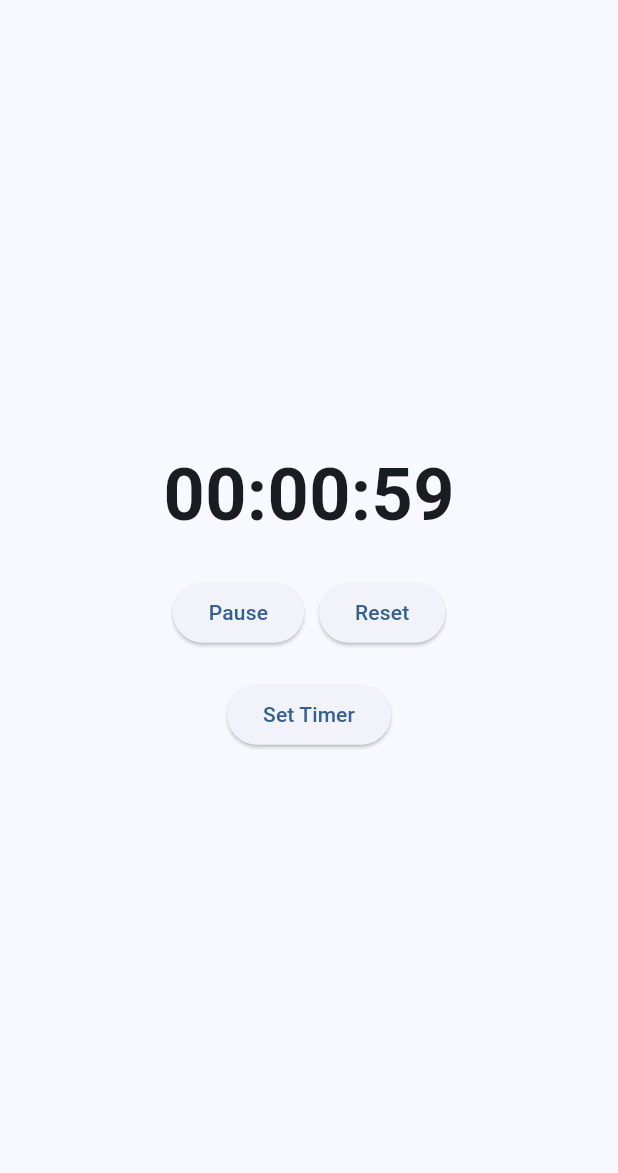
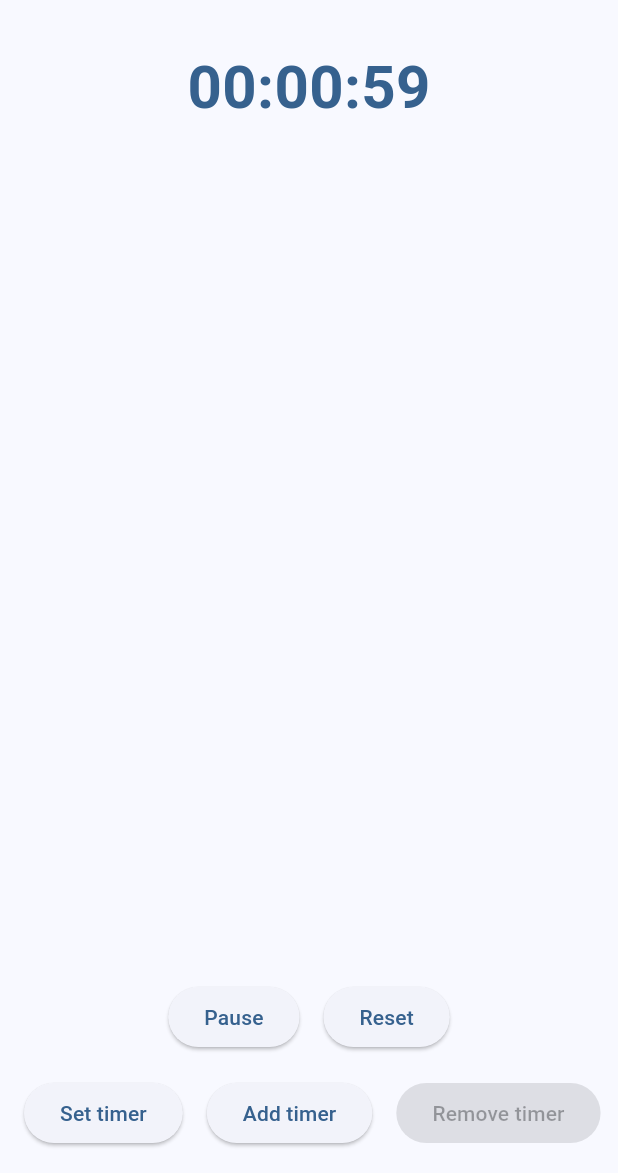
Before and after one commit to iusildra/sports_toolbox, a Flutter app: the TimerPage screen opened directly, after a tap on "Start", on a phone screen of 412 x 824 dp, the part 63-1236 px from its top. Run offline on Flutter 3.47's test engine with Material 3 defaults, Android fonts, the phone set to English and light mode, and no system bars.

Commit message:
chore: added tests, deduplicated timer inputs + added multiple timers

```diff
--- a/lib/app/counter/points_counter.dart
+++ b/lib/app/counter/points_counter.dart
@@ -109,10 +109,13 @@ class _PointsCounterState extends State<PointsCounterPage> {
                       () => showDialog(
                         context: context,
                         builder:
-                            (context) => CustomDialogs.confirmReset(
+                            (context) => CustomDialogs.confirmAction(
                               context,
                               const Key("confirm-reset"),
                               resetScores,
+                              title: 'Please confirm reset',
+                              content: 'Are you sure you want to reset?',
+                              action: 'Reset',
                             ),
                       ),
                   icon: const Icon(Icons.refresh),
--- a/lib/app/time/timer.dart
+++ b/lib/app/time/timer.dart
@@ -13,9 +13,12 @@ class TimerPage extends StatefulWidget {
 class _TimerPageState extends State<TimerPage> {
   static const defaultDuration = Duration(minutes: 1);
   static const _oneSecond = Duration(seconds: 1);
-  Duration _wantedDuration = defaultDuration;
+
+  Timer? _timer;
+
+  int _currentDuration = 0;
   Duration _remainingTime = defaultDuration;
-  Timer? _timer;
+  List<Duration> durations = List.filled(1, defaultDuration, growable: true);
 
   bool _isRunning() => _timer?.isActive ?? false;
 
@@ -25,74 +28,140 @@ class _TimerPageState extends State<TimerPage> {
     super.dispose();
   }
 
-  void _startPauseTimer() => setState(
-    () =>
-        _isRunning()
-            ? _timer?.cancel()
-            : _timer = Timer.periodic(const Duration(seconds: 1), (timer) {
-              setState(
-                () =>
-                    _remainingTime.inSeconds > 0
-                        ? _remainingTime -= _oneSecond
-                        : _resetTimer(),
-              );
-            }),
-  );
-
-  void _resetTimer() => setState(() {
-    _timer?.cancel();
-    _remainingTime = _wantedDuration;
+  Timer oneSecond() => Timer.periodic(const Duration(seconds: 1), (timer) {
+    setState(() {
+      if (_remainingTime.inSeconds > 0) {
+        _remainingTime -= _oneSecond;
+      } else {
+        _currentDuration = (_currentDuration + 1) % durations.length;
+        _remainingTime = durations[_currentDuration] - Duration(seconds: 1);
+      }
+    });
   });
 
+  void _startPauseTimer() =>
+      setState(() => _isRunning() ? _timer?.cancel() : _timer = oneSecond());
+
+  void _resetTimer() {
+    _timer?.cancel();
+    _remainingTime = durations[_currentDuration];
+  }
+
   void _setDuration(Duration newDuration) => setState(() {
-    _wantedDuration = newDuration;
+    durations[_currentDuration] = newDuration;
     _remainingTime = newDuration;
   });
+
+  void _addDuration(Duration duration) =>
+      setState(() => durations.insert(_currentDuration + 1, duration));
+
+  void _removeDuration() {
+    setState(() {
+      durations.removeAt(_currentDuration);
+      _currentDuration = _currentDuration % durations.length;
+      _remainingTime = durations[_currentDuration];
+    });
+  }
+
+  Color _colorForDuration(BuildContext context, int index) =>
+      index == _currentDuration
+          ? Theme.of(context).colorScheme.primary
+          : Theme.of(context).colorScheme.inversePrimary;
 
   @override
   Widget build(BuildContext context) {
     return Scaffold(
       appBar: AppBar(title: const Text('Timer')),
-      body: Center(
+      body: Padding(
+        padding: const EdgeInsets.all(16.0),
         child: Column(
           mainAxisAlignment: MainAxisAlignment.center,
+          spacing: 16,
           children: [
-            Text(
-              DateTimeUtils.formattedStandardTime(_remainingTime),
-              style: const TextStyle(fontSize: 48, fontWeight: FontWeight.bold),
+            Expanded(
+              child: Wrap(
+                key: Key("timers"),
+                direction: Axis.horizontal,
+                spacing: 32,
+                alignment: WrapAlignment.center,
+                children: List.generate(durations.length, (index) {
+                  final duration = durations[index];
+                  final displayedDuration =
+                      index == _currentDuration ? _remainingTime : duration;
+                  return GestureDetector(
+                    onTap:
+                        () => setState(() {
+                          _currentDuration = index;
+                          _remainingTime = duration;
+                        }),
+                    child: Text(
+                      DateTimeUtils.formattedStandardTime(displayedDuration),
+                      style: TextStyle(
+                        color: _colorForDuration(context, index),
+                        fontSize: 40,
+                        fontWeight: FontWeight.bold,
                       ),
-            const SizedBox(height: 20),
+                    ),
+                  );
+                }),
+              ),
+            ),
+            ...timerActions(),
+          ],
+        ),
+      ),
+    );
+  }
+
+  List<Row> timerActions() => [
     Row(
       mainAxisAlignment: MainAxisAlignment.center,
+      spacing: 16,
       children: [
         ElevatedButton(
           onPressed: _startPauseTimer,
           child: Text(_isRunning() ? 'Pause' : 'Start'),
         ),
-                const SizedBox(width: 10),
         ElevatedButton(
-                  onPressed: _resetTimer,
+          onPressed: () => setState(() => _resetTimer()),
           child: const Text('Reset'),
         ),
       ],
     ),
-            const SizedBox(height: 20),
+    Row(
+      mainAxisAlignment: MainAxisAlignment.center,
+      spacing: 16,
+      children: [
         ElevatedButton(
           onPressed: () async {
             final newDuration = await showDialog<Duration>(
               context: context,
               builder:
                   (context) => DurationPickerDialog(
-                        initialDuration: _wantedDuration,
+                    initialDuration: durations[_currentDuration],
                   ),
             );
             if (newDuration != null) _setDuration(newDuration);
           },
-              child: const Text('Set Timer'),
+          child: const Text('Set timer'),
+        ),
+        ElevatedButton(
+          onPressed: () async {
+            final newDuration = await showDialog<Duration>(
+              context: context,
+              builder:
+                  (context) =>
+                      DurationPickerDialog(initialDuration: defaultDuration),
+            );
+            if (newDuration != null) _addDuration(newDuration);
+          },
+          child: const Text('Add timer'),
+        ),
+        ElevatedButton(
+          onPressed: durations.length > 1 ? () => _removeDuration() : null,
+          child: const Text('Remove timer'),
         ),
       ],
     ),
-      ),
-    );
+  ];
 }
-}
--- /dev/null
+++ b/lib/utils/list_extension.dart
@@ -0,0 +1,15 @@
+extension Intercalate on List {
+  /// Intercalates the list with the given [element].
+  ///
+  /// For example, if the list is `[1, 2, 3]` and the element is `0`, the result
+  /// will be `[1, 0, 2, 0, 3]`.
+  List<T> intercalate<T>(T element) {
+    if (isEmpty) return [];
+    final result = List<T>.empty(growable: true);
+    for (var i = 0; i < length; i++) {
+      result.add(this[i]);
+      if (i < length - 1) result.add(element);
+    }
+    return result;
+  }
+}
```
Also changed, not shown: lib/app/time/duration_picker.dart (+31 -36 lines), lib/components/dialogs.dart (+5 -4 lines), lib/main.dart (+1 -10 lines), 11 other files. Lines whose indentation alone changed are shown as unchanged.
